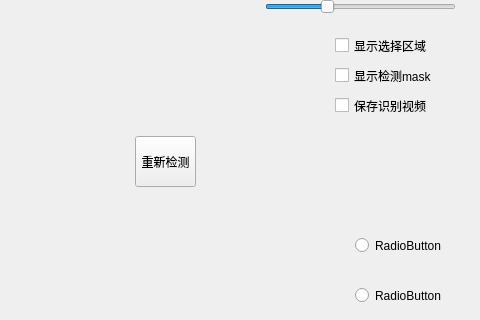
pan3dme/pythonTiktok, file Lesson_01/mainwindow.ui: the form before one commit; both pictures show x 385 to 865 and y 224 to 544 of the 865 by 887 pixel window.
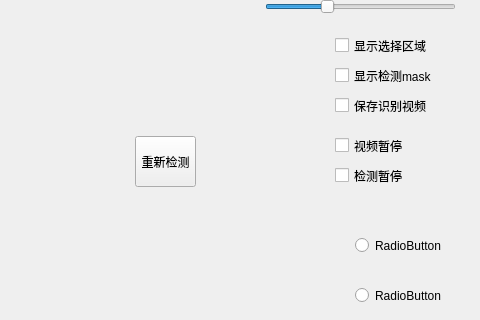
The form after the commit.

Diff of the .ui file:
```diff
--- a/Lesson_01/mainwindow.ui
+++ b/Lesson_01/mainwindow.ui
@@ -333,6 +333,32 @@
      <string>读取记录</string>
     </property>
    </widget>
+   <widget class="QCheckBox" name="deepStopCheck">
+    <property name="geometry">
+     <rect>
+      <x>720</x>
+      <y>390</y>
+      <width>121</width>
+      <height>19</height>
+     </rect>
+    </property>
+    <property name="text">
+     <string>检测暂停</string>
+    </property>
+   </widget>
+   <widget class="QCheckBox" name="capStopCheck">
+    <property name="geometry">
+     <rect>
+      <x>720</x>
+      <y>360</y>
+      <width>121</width>
+      <height>19</height>
+     </rect>
+    </property>
+    <property name="text">
+     <string>视频暂停</string>
+    </property>
+   </widget>
   </widget>
  </widget>
  <resources/>
```
